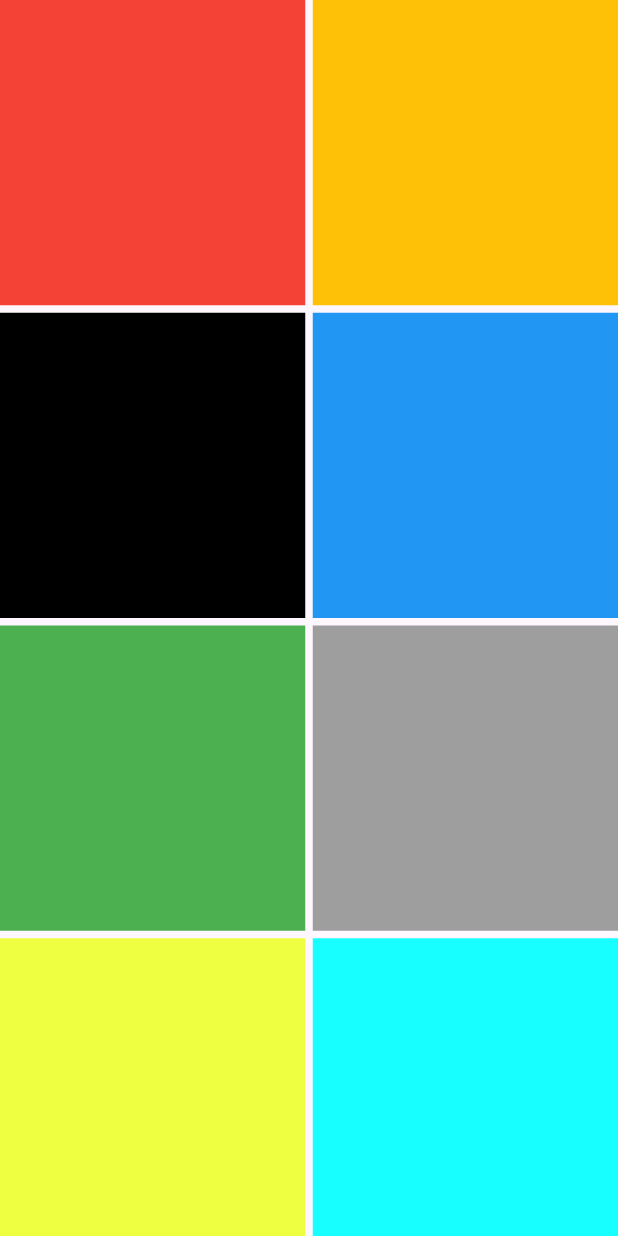
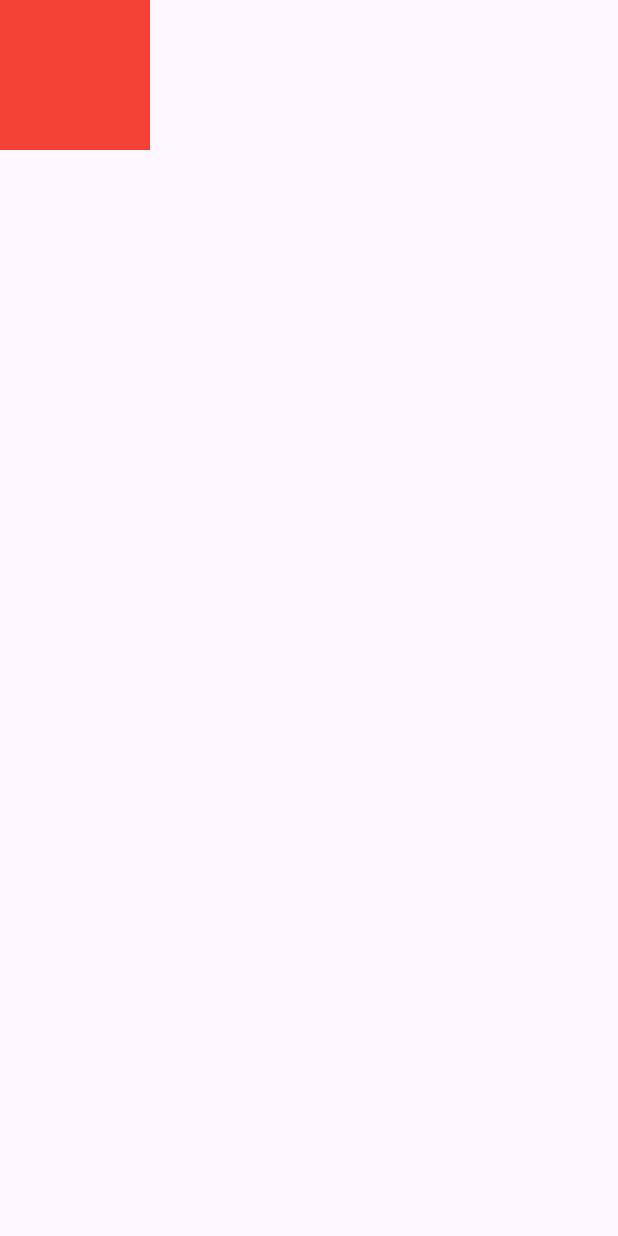
Before and after one commit to YawarAbbas012/Mobile-Application-project, a Flutter app: the screen it shows after launch, on a phone screen of 412 x 824 dp. Run offline on Flutter 3.47's test engine with Material 3 defaults, Android fonts, the phone set to English and light mode, and no system bars.

```diff
--- a/lib/main.dart
+++ b/lib/main.dart
@@ -16,37 +16,14 @@ class MyApp extends StatelessWidget {
     );
   }
 }
-
+// all widget height and width fix
 class HomeScreen extends StatelessWidget {
-  var colorlist = [
-    Colors.red,
-    Colors.amber,
-    Colors.black,
-    Colors.blue,
-    Colors.green,
-    Colors.grey,
-    Colors.limeAccent,
-    Colors.cyanAccent,
-  ];
   @override
   Widget build(BuildContext context) {
     return Scaffold(
-      body: GridView.builder(
-        itemBuilder: (context, index) {
-          return Container(color: colorlist[index]);
-        },
-        itemCount: colorlist.length,
-
-        // gridDelegate: SliverGridDelegateWithFixedCrossAxisCount(
-        //   crossAxisCount: 5,
-        //   crossAxisSpacing: 5,
-        //   mainAxisSpacing: 5,
-        // ),
-        gridDelegate: SliverGridDelegateWithMaxCrossAxisExtent(
-          maxCrossAxisExtent: 400,
-          mainAxisSpacing: 5,
-          crossAxisSpacing: 5,
-        ),
+      body: ConstrainedBox(
+        constraints: BoxConstraints(minHeight: 100, minWidth: 100),
+        child: Container(width: 12, height: 12, color: Colors.red),
       ),
     );
   }
```
